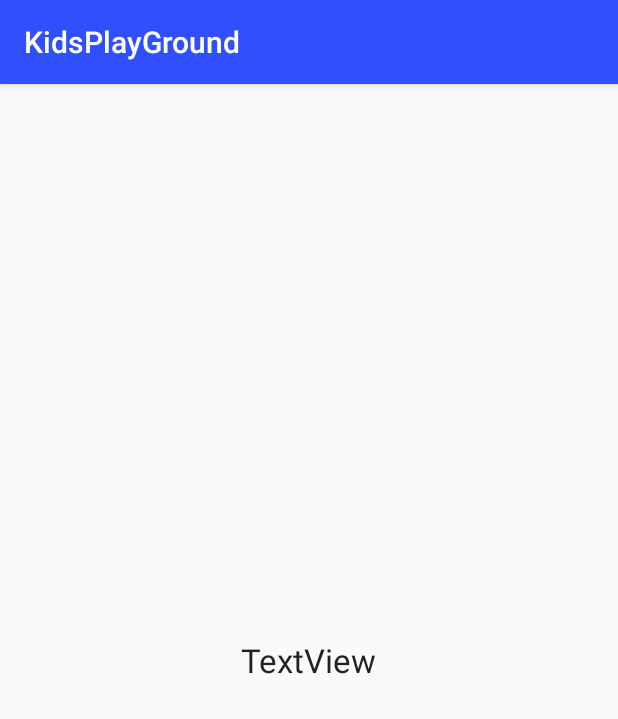
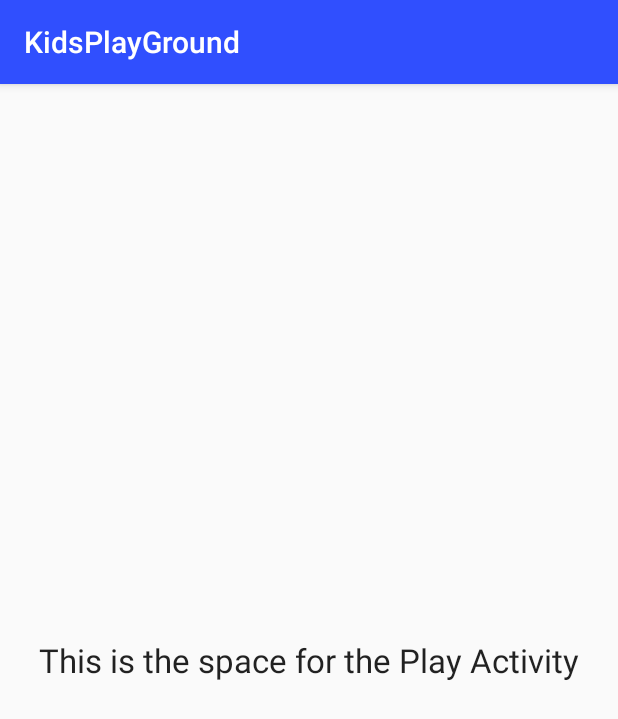
Before and after one commit to ime01/AAD-TEAM-40-ANIMATION-CHALLENGE, an Android app: the PlayActivity screen opened directly, with no data from a screen before it, on a phone screen of 412 x 824 dp. Shown: the top 719 px of the screen. Run offline under Robolectric (Android 15) with nearby library versions, the phone set to English and light mode, and no system bars.

Commit message:
activities for play and quiz

```diff
--- a/app/src/main/res/layout/activity_play.xml
+++ b/app/src/main/res/layout/activity_play.xml
@@ -10,12 +10,11 @@
         android:id="@+id/dummyText"
         android:layout_width="wrap_content"
         android:layout_height="wrap_content"
-        android:text="TextView"
+        android:text="This is the space for the Play Activity"
         android:textAppearance="@style/TextAppearance.AppCompat.Large"
         app:layout_constraintBottom_toBottomOf="parent"
         app:layout_constraintEnd_toEndOf="parent"
         app:layout_constraintStart_toStartOf="parent"
-        app:layout_constraintTop_toTopOf="parent"
-        tools:text="This is the space for the Play Activity" />
+        app:layout_constraintTop_toTopOf="parent" />
 
 </androidx.constraintlayout.widget.ConstraintLayout>
--- a/app/src/main/res/layout/activity_quiz.xml
+++ b/app/src/main/res/layout/activity_quiz.xml
@@ -10,11 +10,10 @@
         android:id="@+id/dummyText"
         android:layout_width="wrap_content"
         android:layout_height="wrap_content"
-        android:text="TextView"
+        android:text="This is the space for the Quiz Activity"
         android:textAppearance="@style/TextAppearance.AppCompat.Large"
         app:layout_constraintBottom_toBottomOf="parent"
         app:layout_constraintEnd_toEndOf="parent"
         app:layout_constraintStart_toStartOf="parent"
-        app:layout_constraintTop_toTopOf="parent"
-        tools:text="This is the space for the Quiz Activity" />
+        app:layout_constraintTop_toTopOf="parent" />
 </androidx.constraintlayout.widget.ConstraintLayout>
```
